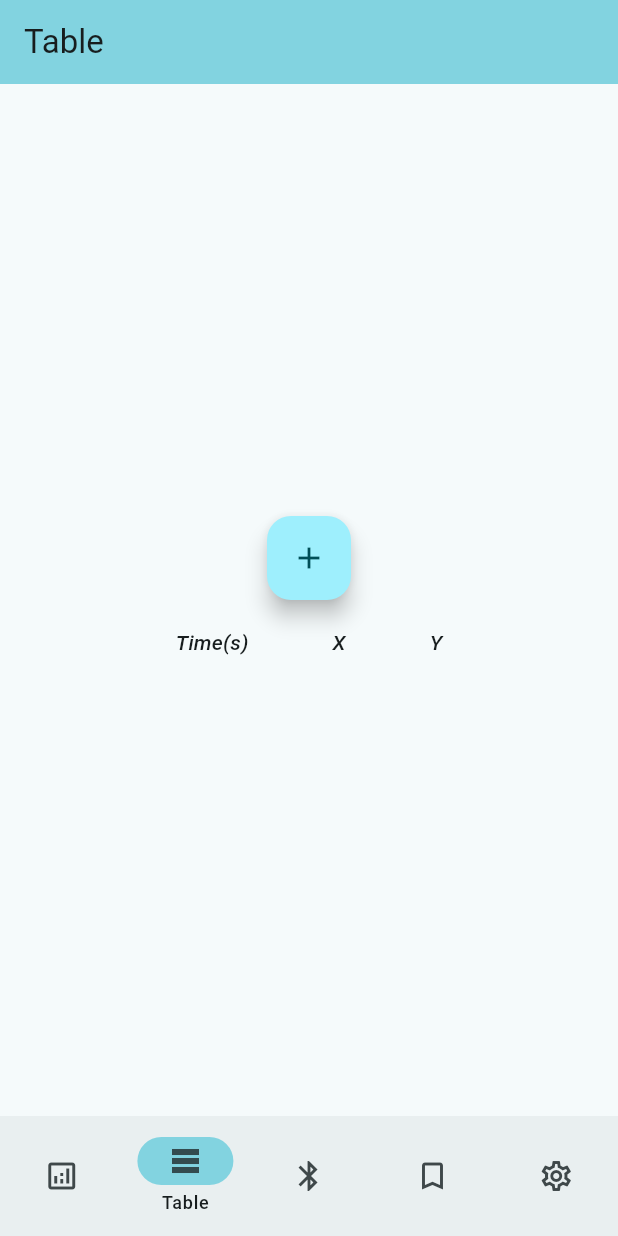
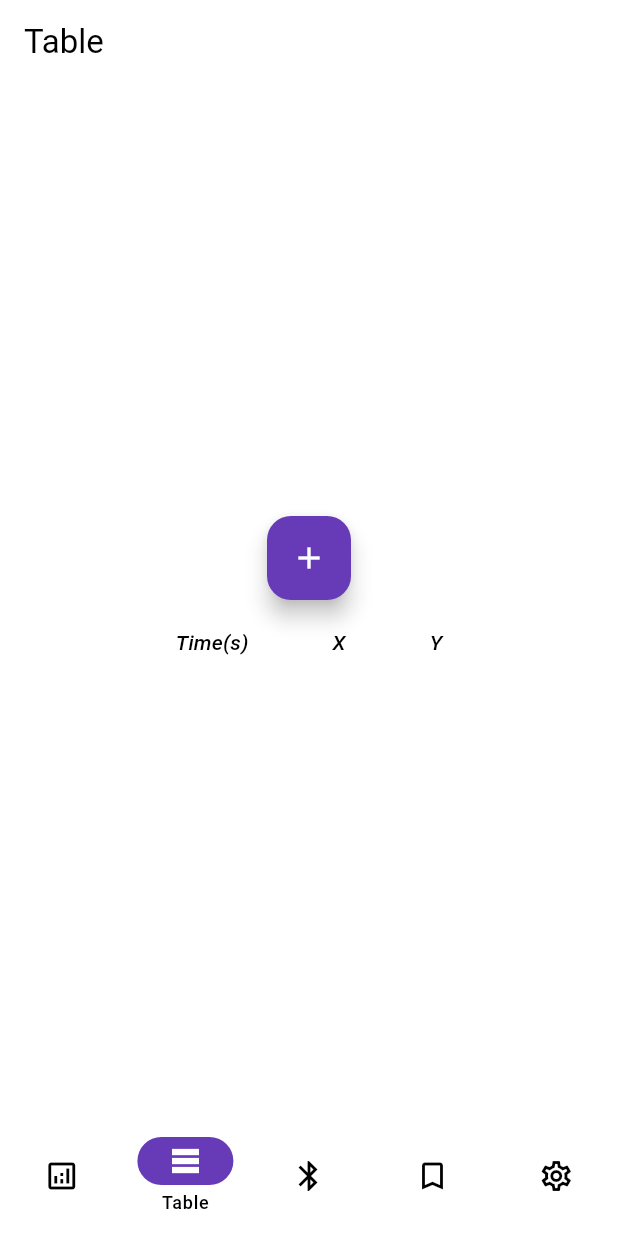
Before and after one commit to masongaller/MicroSync, a Flutter app: the screen it shows after launch, item 2 of the bottom bar chosen, after a tap on the "add" icon, on a phone screen of 412 x 824 dp. Run offline on Flutter 3.47's test engine with Material 3 defaults, Android fonts, the phone set to English and light mode, and no system bars; drawn by our look-alikes of dynamic_color; our stand-ins replace fl_chart, flutter_blue_plus, google_fonts.

Commit message:
color updates

```diff
--- a/bluetooth_app/lib/graph.dart
+++ b/bluetooth_app/lib/graph.dart
@@ -44,7 +44,6 @@ class _MyDataPageState extends State<MyDataPage>
                       padding: EdgeInsets.zero,
                       icon: Icon(Icons.add),
                       iconSize: 20,
-                      color: Colors.green,
                       onPressed: () {
                         setState(() {
                           maxY += 1;
@@ -59,7 +58,6 @@ class _MyDataPageState extends State<MyDataPage>
                       padding: EdgeInsets.zero,
                       icon: Icon(Icons.remove),
                       iconSize: 20,
-                      color: Colors.red,
                       onPressed: () {
                         setState(() {
                           maxY -= 1;
@@ -73,7 +71,6 @@ class _MyDataPageState extends State<MyDataPage>
                       child: Text(
                         'Sample Chart',
                         style: TextStyle(
-                          color: theme.colorScheme.primary,
                           fontSize: 32,
                           fontWeight: FontWeight.bold,
                           letterSpacing: 2,
@@ -96,11 +93,10 @@ class _MyDataPageState extends State<MyDataPage>
                         LineChartBarData(
                           spots: List<FlSpot>.generate(
                               watchPoints.points.length,
-                              (index) => FlSpot(watchPoints.points[index].x.toDouble(),
+                              (index) => FlSpot(
+                                  watchPoints.points[index].x.toDouble(),
                                   watchPoints.points[index].y.toDouble())),
                           isCurved: true,
-                          color: theme.colorScheme.primary,
-                          barWidth: 4,
                           isStrokeCapRound: true,
                           dotData: const FlDotData(show: true),
                           belowBarData: BarAreaData(show: false),
@@ -122,12 +118,6 @@ class _MyDataPageState extends State<MyDataPage>
                           sideTitles: SideTitles(showTitles: false),
                         ),
                       ),
-                      lineTouchData: LineTouchData(
-                        handleBuiltInTouches: true,
-                        touchTooltipData: LineTouchTooltipData(
-                          tooltipBgColor: Colors.blueGrey.withOpacity(0.8),
-                        ),
-                      ),
                       borderData: FlBorderData(
                         show: true,
                         border: Border(
@@ -142,8 +132,8 @@ class _MyDataPageState extends State<MyDataPage>
                       gridData: const FlGridData(show: true),
                       minX: minX,
                       minY: minY,
-                      maxX: maxX,
-                      maxY: maxY,
+                      // maxX: maxX,
+                      // maxY: maxY,
                     ),
                   ),
                 ),
@@ -155,7 +145,6 @@ class _MyDataPageState extends State<MyDataPage>
                     padding: EdgeInsets.zero,
                     icon: Icon(Icons.remove),
                     iconSize: 20,
-                    color: Colors.red,
                     onPressed: () {
                       setState(() {
                         maxX -= 1;
@@ -166,7 +155,6 @@ class _MyDataPageState extends State<MyDataPage>
                     padding: EdgeInsets.zero,
                     icon: Icon(Icons.add),
                     iconSize: 20,
-                    color: Colors.green,
                     onPressed: () {
                       setState(() {
                         maxX += 1;
@@ -188,14 +176,12 @@ class _MyDataPageState extends State<MyDataPage>
   SideTitles get bottomTitles => SideTitles(
         showTitles: true,
         reservedSize: 32,
-        interval: 1,
         getTitlesWidget: bottomTitleWidgets,
       );
 
   SideTitles get leftTitles => SideTitles(
         getTitlesWidget: leftTitleWidgets,
         showTitles: true,
-        interval: 1,
         reservedSize: 32,
       );
 
--- a/bluetooth_app/lib/main.dart
+++ b/bluetooth_app/lib/main.dart
@@ -1,4 +1,5 @@
 import 'package:bluetooth_app/welcome.dart';
+import 'package:dynamic_color/dynamic_color.dart';
 import 'package:flutter/material.dart';
 
 void main() {
@@ -7,23 +8,31 @@ void main() {
 
 class MyApp extends StatelessWidget {
   const MyApp({super.key});
+  static final _defaultDarkColorScheme = ColorScheme.fromSwatch(
+      primarySwatch: Colors.deepPurple, brightness: Brightness.dark);
+  static final _defaultLightColorScheme =
+      ColorScheme.fromSwatch(primarySwatch: Colors.deepPurple);
 
   @override
   Widget build(BuildContext context) {
+    return DynamicColorBuilder(builder: (lightColorScheme, darkColorScheme) {
       return MaterialApp(
         title: 'Flutter Demo',
         theme: ThemeData(
-        colorScheme: ColorScheme.fromSeed(seedColor: Colors.white),
+          colorScheme: lightColorScheme ?? _defaultLightColorScheme,
           useMaterial3: true,
         ),
         darkTheme: ThemeData(
-        colorScheme: ColorScheme.fromSeed(seedColor: Colors.white),
+          colorScheme: darkColorScheme ?? _defaultDarkColorScheme,
           useMaterial3: true,
         ),
+        themeMode: ThemeMode.system,
         home: const WelcomeScreen(),
       );
+    });
   }
 }
 
+
 //https://www.youtube.com/watch?v=bu_s2sviuck
 //Onboarding page tutorial
--- a/bluetooth_app/lib/navigationbar.dart
+++ b/bluetooth_app/lib/navigationbar.dart
@@ -25,13 +25,11 @@ class _MyNavigationBarState extends State<MyNavigationBar> {
 
     return Scaffold(
       appBar: AppBar(
-        backgroundColor: theme.colorScheme.inversePrimary,
         title: Text(appBarTitle),
       ),
       bottomNavigationBar: NavigationBar(
         labelBehavior: NavigationDestinationLabelBehavior.onlyShowSelected,
         onDestinationSelected: _onDestinationSelected,
-        indicatorColor: theme.colorScheme.inversePrimary,
         selectedIndex: currentPageIndex,
         destinations: const <Widget>[
           NavigationDestination(
--- a/bluetooth_app/lib/shareddata.dart
+++ b/bluetooth_app/lib/shareddata.dart
@@ -11,7 +11,7 @@ class SharedData extends ChangeNotifier {
   void simulateDataStream() async {
     for (var i = 0; i < 100; i++) {
       await Future.delayed(const Duration(seconds: 2));
-      _points.add(Point(_points.length, Random().nextDouble() * 10));
+      _points.add(Point(_points.length, Random().nextDouble() * 100));
       notifyListeners(); // This will alert the widgets that are listening to this model.
     }
   }
--- a/bluetooth_app/lib/table.dart
+++ b/bluetooth_app/lib/table.dart
@@ -59,13 +59,6 @@ class _MyTablePageState extends State<MyTablePage>
               rows: List<DataRow>.generate(
                 watchPoints.points.length,
                 (int index) => DataRow(
-                  color: MaterialStateProperty.resolveWith<Color>(
-                      (Set<MaterialState> states) {
-                    return Theme.of(context)
-                        .colorScheme
-                        .primary
-                        .withOpacity(0.08);
-                  }),
                   cells: <DataCell>[
                     DataCell(Text(index.toString())),
                     DataCell(Text(watchPoints.points[index].x.toString())),
--- a/bluetooth_app/lib/welcome.dart
+++ b/bluetooth_app/lib/welcome.dart
@@ -63,7 +63,6 @@ class _WelcomeScreenState extends State<WelcomeScreen> {
     return Scaffold(
       body: AnimatedContainer(
         duration: const Duration(seconds: 1),
-        color: theme.colorScheme.inversePrimary,
         child: AnimatedOpacity(
           duration: const Duration(seconds: 1),
           opacity: _opacity,
@@ -86,7 +85,6 @@ class _WelcomeScreenState extends State<WelcomeScreen> {
                     style: GoogleFonts.oswald(
                       textStyle: TextStyle(
                         fontSize: 75,
-                        color: theme.colorScheme.onPrimary,
                         fontWeight: FontWeight.bold,
                       ),
                     ),
@@ -105,7 +103,6 @@ class _WelcomeScreenState extends State<WelcomeScreen> {
                   child: Icon(
                     Icons.bluetooth,
                     size: 100,
-                    color: theme.colorScheme.onPrimary,
                   ),
                 ),
               ],
--- a/bluetooth_app/pubspec.yaml
+++ b/bluetooth_app/pubspec.yaml
@@ -39,6 +39,7 @@ dependencies:
   fl_chart: ^0.66.1
   google_fonts: ^6.1.0
   provider: ^6.1.1
+  dynamic_color: ^1.6.9
 
 dev_dependencies:
   flutter_test:
```
Also changed, not shown: bluetooth_app/pubspec.lock, 5 other files. Lines whose indentation alone changed are shown as unchanged.
